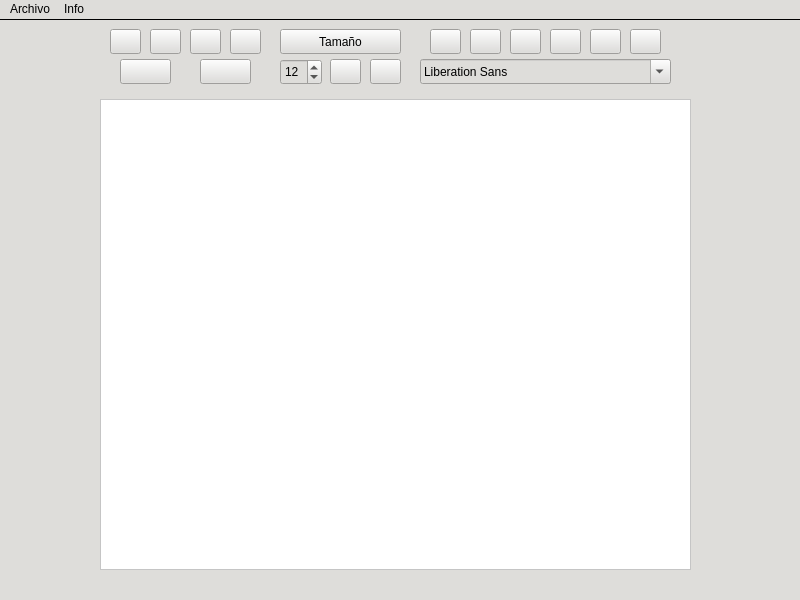
JhojanZ/Editor-de-texto, file EditorDeTexto/mainwindow.ui: the form before one commit.
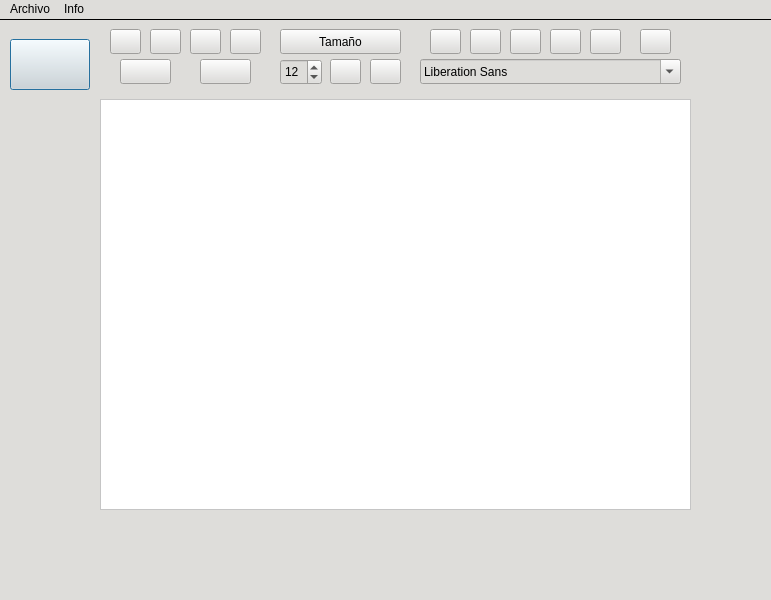
The form after the commit. Icons and pictures are not drawn.

Diff of the .ui file:
```diff
--- a/EditorDeTexto/mainwindow.ui
+++ b/EditorDeTexto/mainwindow.ui
@@ -6,7 +6,7 @@
    <rect>
     <x>0</x>
     <y>0</y>
-    <width>800</width>
+    <width>771</width>
     <height>600</height>
    </rect>
   </property>
@@ -24,9 +24,15 @@
       <x>100</x>
       <y>80</y>
       <width>591</width>
-      <height>471</height>
+      <height>411</height>
      </rect>
     </property>
+    <property name="maximumSize">
+     <size>
+      <width>591</width>
+      <height>16777215</height>
+     </size>
+    </property>
     <property name="autoFillBackground">
      <bool>false</bool>
     </property>
@@ -253,7 +259,7 @@
      <rect>
       <x>420</x>
       <y>40</y>
-      <width>251</width>
+      <width>261</width>
       <height>25</height>
      </rect>
     </property>
@@ -277,7 +283,7 @@
    <widget class="QPushButton" name="imprimirPDF">
     <property name="geometry">
      <rect>
-      <x>630</x>
+      <x>640</x>
       <y>10</y>
       <width>31</width>
       <height>25</height>
@@ -314,7 +320,36 @@
      </rect>
     </property>
     <property name="icon">
-     <iconset theme="edit-redo"/>
+     <iconset theme="edit-redo">
+      <normaloff>.</normaloff>.</iconset>
+    </property>
+   </widget>
+   <widget class="QPushButton" name="guardar">
+    <property name="geometry">
+     <rect>
+      <x>10</x>
+      <y>20</y>
+      <width>80</width>
+      <height>51</height>
+     </rect>
+    </property>
+    <property name="styleSheet">
+     <string notr="true">color: qlineargradient(spread:pad, x1:0, y1:0, x2:1, y2:0, stop:0 rgba(0, 0, 0, 255), stop:1 rgba(255, 255, 255, 255));</string>
+    </property>
+    <property name="text">
+     <string/>
+    </property>
+    <property name="icon">
+     <iconset theme="document-save"/>
+    </property>
+    <property name="autoDefault">
+     <bool>false</bool>
+    </property>
+    <property name="default">
+     <bool>true</bool>
+    </property>
+    <property name="flat">
+     <bool>false</bool>
     </property>
    </widget>
    <zorder>line</zorder>
@@ -342,7 +377,7 @@
     <rect>
      <x>0</x>
      <y>0</y>
-     <width>800</width>
+     <width>771</width>
      <height>22</height>
     </rect>
    </property>
```
Left out of the diff: 10 changed lines with no effect on the pictures.
